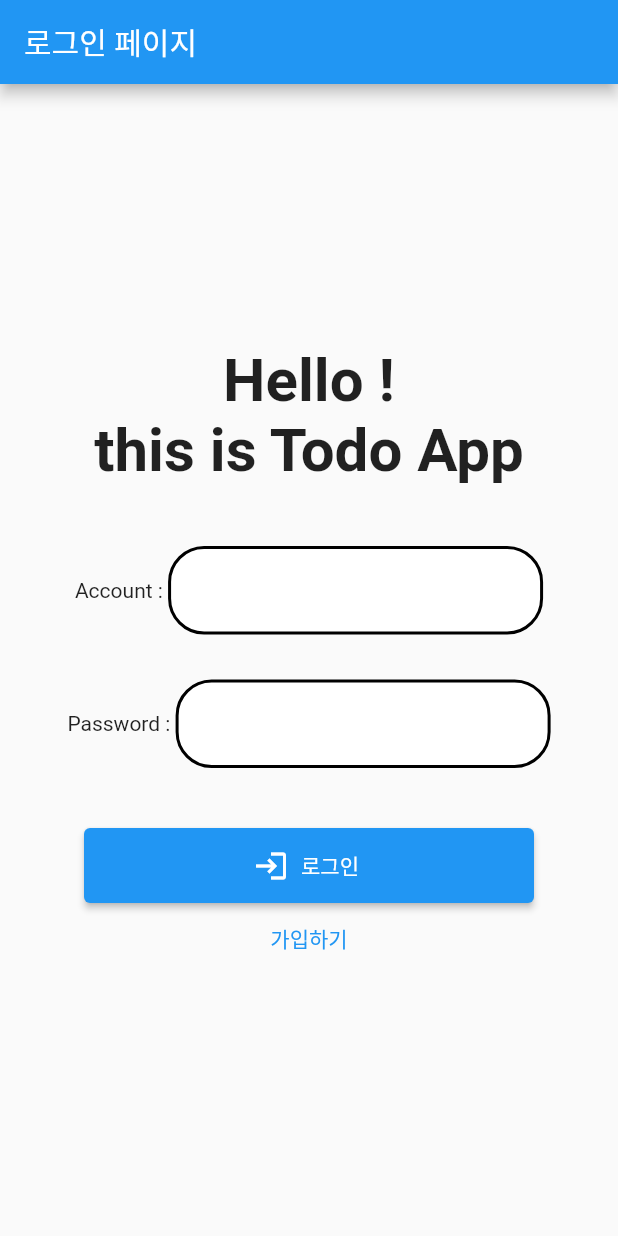
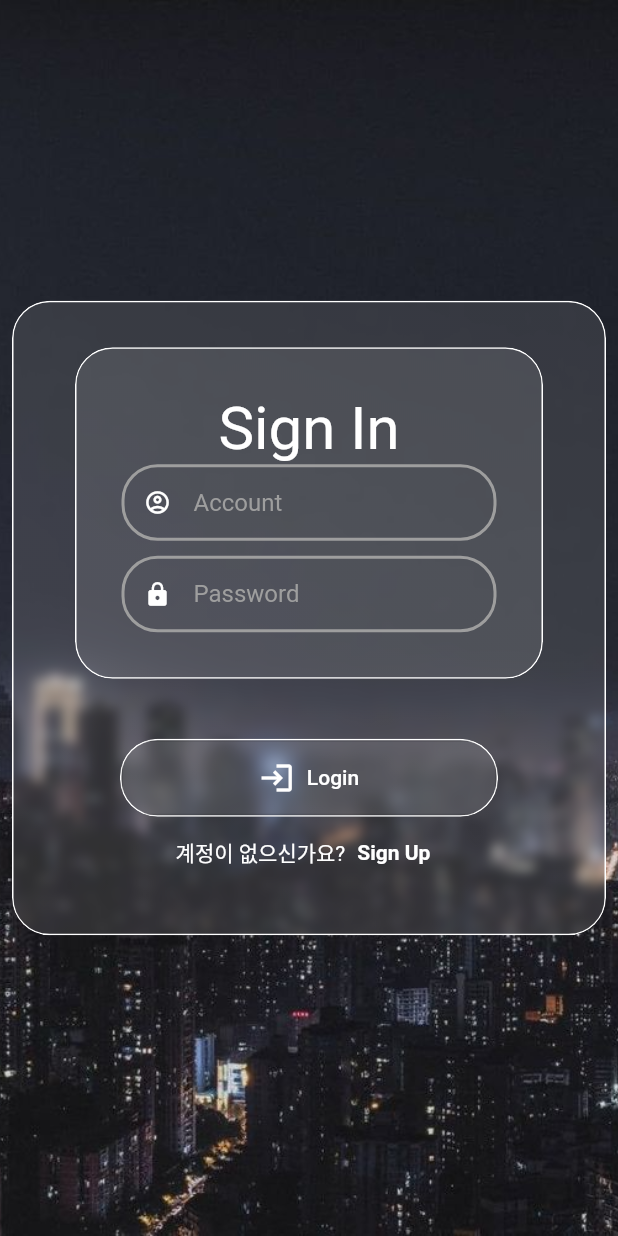
Before and after one commit to SangWook16074/flutter_todo_app, a Flutter app: the screen it shows after launch, on a phone screen of 412 x 824 dp. Run offline on Flutter 3.47's test engine with Material 2 defaults, Android fonts, the phone set to English and light mode, and no system bars; our stand-ins replace cloud_firestore, firebase_auth, firebase_core, get, google_fonts; accounts and stored records are empty.

```diff
--- a/lib/main.dart
+++ b/lib/main.dart
@@ -22,7 +22,7 @@ class MyApp extends StatelessWidget {
     return GetMaterialApp(
       title: 'Flutter Demo',
       theme: ThemeData(
-        primarySwatch: Colors.blue,
+        backgroundColor: Colors.black,
       ),
       home: const App(),
       initialBinding: InitBinding(),
--- /dev/null
+++ b/lib/src/components/custom_text_field.dart
@@ -0,0 +1,45 @@
+import 'package:flutter/material.dart';
+
+class CustomTextField extends StatelessWidget {
+  final TextEditingController controller;
+  final TextInputType keyboardType;
+  final bool obscureText;
+  final String hintText;
+
+  final Icon prefixIcon;
+  const CustomTextField(
+      {super.key,
+      required this.controller,
+      this.keyboardType = TextInputType.text,
+      this.obscureText = false,
+      required this.hintText,
+      required this.prefixIcon});
+
+  @override
+  Widget build(BuildContext context) {
+    return TextField(
+      controller: controller,
+      keyboardType: keyboardType,
+      obscureText: obscureText,
+      cursorColor: Colors.white,
+      style: const TextStyle(color: Colors.white),
+      decoration: InputDecoration(
+          prefixIcon: prefixIcon,
+          focusColor: Colors.white,
+          isDense: true,
+          hintText: hintText,
+          hintStyle: const TextStyle(color: Colors.grey),
+          border: InputBorder.none,
+          fillColor: Colors.white,
+          filled: false,
+          focusedBorder: OutlineInputBorder(
+            borderRadius: BorderRadius.circular(24.0),
+            borderSide: const BorderSide(color: Colors.white, width: 2.0),
+          ),
+          enabledBorder: OutlineInputBorder(
+            borderRadius: BorderRadius.circular(24.0),
+            borderSide: const BorderSide(color: Colors.grey, width: 2.0),
+          )),
+    );
+  }
+}
--- /dev/null
+++ b/lib/src/components/font_text.dart
@@ -0,0 +1,16 @@
+import 'package:flutter/material.dart';
+import 'package:google_fonts/google_fonts.dart';
+
+class FontText extends StatelessWidget {
+  final String data;
+  final double fontSize;
+  const FontText({super.key, required this.data, required this.fontSize});
+
+  @override
+  Widget build(BuildContext context) {
+    return Text(
+      data,
+      style: GoogleFonts.doHyeon(fontSize: fontSize, color: Colors.white),
+    );
+  }
+}
--- /dev/null
+++ b/lib/src/components/glass_container.dart
@@ -0,0 +1,31 @@
+import 'dart:ui';
+
+import 'package:flutter/material.dart';
+
+class GlassContainer extends StatelessWidget {
+  final Widget child;
+  final double padding;
+  const GlassContainer({super.key, required this.child, required this.padding});
+
+  @override
+  Widget build(BuildContext context) {
+    return ClipRRect(
+      borderRadius: BorderRadius.circular(25),
+      child: BackdropFilter(
+        filter: ImageFilter.blur(sigmaX: 4, sigmaY: 4),
+        child: Container(
+          padding: EdgeInsets.all(padding),
+          decoration: BoxDecoration(
+              color: Colors.white.withOpacity(0.1),
+              borderRadius: BorderRadius.circular(25),
+              border: Border.all(width: 1.0, color: Colors.white),
+              gradient: const LinearGradient(colors: [
+                Colors.white,
+                Colors.white,
+              ])),
+          child: child,
+        ),
+      ),
+    );
+  }
+}
--- /dev/null
+++ b/lib/src/constants/image_path.dart
@@ -0,0 +1,3 @@
+class ImagePath {
+  static String get background => 'assets/images/background.png';
+}
--- a/lib/src/controller/auth_controller.dart
+++ b/lib/src/controller/auth_controller.dart
@@ -45,13 +45,9 @@ class AuthController extends GetxController {
     }
   }
 
-  void login(String email, String password) async {
-    try {
-      await auth.signInWithEmailAndPassword(email: email, password: password);
-    } on FirebaseAuthException catch (e) {
-      showErrorSnackBar(e);
-    }
-  }
+  // login(String email, String password) async {
+
+  // }
 
   void signOut() {
     try {
@@ -64,4 +60,15 @@ class AuthController extends GetxController {
   void showErrorSnackBar(FirebaseAuthException e) {
     Get.snackbar('Error', e.message!, snackPosition: SnackPosition.BOTTOM);
   }
+
+  void login() async {
+    try {
+      await auth.signInWithEmailAndPassword(
+          email: email.text.trim(), password: password.text.trim());
+    } on FirebaseAuthException catch (e) {
+      showErrorSnackBar(e);
+    }
+    email.text = '';
+    password.text = '';
+  }
 }
--- a/lib/src/ui/pages/sign_in.dart
+++ b/lib/src/ui/pages/sign_in.dart
@@ -1,4 +1,8 @@
 import 'package:flutter/material.dart';
+import 'package:flutter_todo_app/src/components/custom_text_field.dart';
+import 'package:flutter_todo_app/src/components/font_text.dart';
+import 'package:flutter_todo_app/src/components/glass_container.dart';
+import 'package:flutter_todo_app/src/constants/image_path.dart';
 import 'package:flutter_todo_app/src/controller/auth_controller.dart';
 import 'package:flutter_todo_app/src/ui/pages/sign_up.dart';
 import 'package:get/get.dart';
@@ -11,19 +15,19 @@ class Login extends GetView<AuthController> {
     return GestureDetector(
       onTap: () => FocusScope.of(context).unfocus(),
       child: Scaffold(
-        appBar: AppBar(
-          title: const Text('로그인 페이지'),
+        body: Container(
+          alignment: Alignment.center,
+          decoration: BoxDecoration(
+            image: DecorationImage(
+                image: AssetImage(ImagePath.background), fit: BoxFit.cover),
           ),
-        body: Padding(
+          child: Center(
+            child: SingleChildScrollView(
               padding: const EdgeInsets.all(8.0),
+              child: GlassContainer(
+                padding: 30,
                 child: Column(
-            mainAxisAlignment: MainAxisAlignment.center,
-            crossAxisAlignment: CrossAxisAlignment.center,
                   children: [
-              _buildAppTitle(),
-              const SizedBox(
-                height: 40,
-              ),
                     _buildBody(),
                     const SizedBox(
                       height: 40,
@@ -34,109 +38,82 @@ class Login extends GetView<AuthController> {
                 ),
               ),
             ),
+          ),
+        ),
+      ),
     );
   }
 
   Widget _buildBody() {
-    return Column(
-      mainAxisAlignment: MainAxisAlignment.center,
-      crossAxisAlignment: CrossAxisAlignment.center,
+    return GlassContainer(
+      padding: 30,
+      child: Column(
+        mainAxisAlignment: MainAxisAlignment.spaceBetween,
         children: [
-        Row(
-          mainAxisAlignment: MainAxisAlignment.center,
-          children: [
-            const Text('Account : '),
+          const FontText(data: 'Sign In', fontSize: 40),
           SizedBox(
               width: 250,
-              child: TextField(
+              child: CustomTextField(
                 controller: controller.email,
+                hintText: 'Account',
                 keyboardType: TextInputType.emailAddress,
-                decoration: InputDecoration(
-                    border: InputBorder.none,
-                    fillColor: Colors.white,
-                    filled: true,
-                    focusedBorder: OutlineInputBorder(
-                      borderRadius: BorderRadius.circular(24.0),
-                      borderSide:
-                          const BorderSide(color: Colors.blue, width: 2.0),
+                prefixIcon: const Icon(
+                  Icons.account_circle_outlined,
+                  color: Colors.white,
                 ),
-                    enabledBorder: OutlineInputBorder(
-                      borderRadius: BorderRadius.circular(24.0),
-                      borderSide:
-                          const BorderSide(color: Colors.black, width: 2.0),
               )),
+          const SizedBox(
+            height: 10,
           ),
+          SizedBox(
+              width: 250,
+              child: CustomTextField(
+                controller: controller.password,
+                hintText: 'Password',
+                obscureText: true,
+                prefixIcon: const Icon(
+                  Icons.lock,
+                  color: Colors.white,
                 ),
+              )),
         ],
       ),
-        const SizedBox(
-          height: 30,
-        ),
-        Row(
-          mainAxisAlignment: MainAxisAlignment.center,
-          children: [
-            const Text('Password : '),
-            SizedBox(
-              width: 250,
-              child: TextField(
-                controller: controller.password,
-                obscureText: true,
-                decoration: InputDecoration(
-                    border: InputBorder.none,
-                    fillColor: Colors.white,
-                    filled: true,
-                    focusedBorder: OutlineInputBorder(
-                      borderRadius: BorderRadius.circular(24.0),
-                      borderSide:
-                          const BorderSide(color: Colors.blue, width: 2.0),
-                    ),
-                    enabledBorder: OutlineInputBorder(
-                      borderRadius: BorderRadius.circular(24.0),
-                      borderSide:
-                          const BorderSide(color: Colors.black, width: 2.0),
-                    )),
-              ),
-            ),
-          ],
-        ),
-      ],
     );
   }
 
   Widget _buildLoginBtn() {
-    return SizedBox(
-      width: 300,
-      height: 50,
-      child: ElevatedButton.icon(
-          onPressed: () {
-            controller.login(
-                controller.email.text.trim(), controller.password.text.trim());
-          },
+    return GlassContainer(
+      padding: 0,
+      child: OutlinedButton.icon(
+        onPressed: controller.login,
         icon: const Icon(Icons.login),
-          label: const Text('로그인')),
-    );
-  }
-
-  Widget _buildAppTitle() {
-    return Column(
-      children: const [
-        Text(
-          'Hello !',
-          style: TextStyle(fontSize: 40, fontWeight: FontWeight.bold),
+        label: const Text('Login'),
+        style: OutlinedButton.styleFrom(
+            foregroundColor: Colors.white,
+            backgroundColor: null,
+            fixedSize: const Size(250, 50)),
       ),
-        Text(
-          'this is Todo App',
-          style: TextStyle(fontSize: 40, fontWeight: FontWeight.bold),
-        ),
-      ],
     );
   }
 
   Widget _buildResister() {
-    return TextButton(
+    return Row(
+      mainAxisAlignment: MainAxisAlignment.center,
+      children: [
+        const Text(
+          '계정이 없으신가요?',
+          style: TextStyle(color: Colors.white),
+        ),
+        TextButton(
             onPressed: () {
               Get.to(() => const SignUp());
             },
-        child: const Text('가입하기'));
+            child: const Text(
+              'Sign Up',
+              style:
+                  TextStyle(color: Colors.white, fontWeight: FontWeight.w600),
+            )),
+      ],
+    );
   }
 }
--- a/pubspec.yaml
+++ b/pubspec.yaml
@@ -40,6 +40,7 @@ dependencies:
   firebase_core: ^2.6.1
   cloud_firestore: ^4.4.2
   firebase_auth: ^4.2.9
+  google_fonts: ^4.0.3
 
 dev_dependencies:
   flutter_test:
@@ -64,8 +65,8 @@ flutter:
   uses-material-design: true
 
   # To add assets to your application, add an assets section, like this:
-  # assets:
-  #   - images/a_dot_burr.jpeg
+  assets:
+    - assets/images/
   #   - images/a_dot_ham.jpeg
 
   # An image asset can refer to one or more resolution-specific "variants", see
```
Also changed, not shown: assets/images/background.png (added), pubspec.lock, 2 other files. Lines whose indentation alone changed are shown as unchanged.
